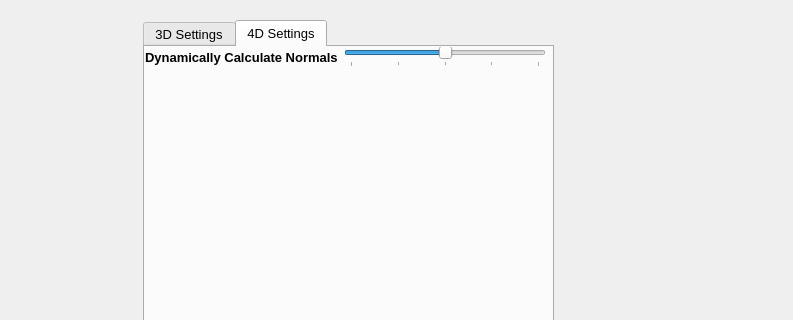
Above: src/Viewport.ui from Luminic/NWAPW_RayTracer before the change; both pictures show x 487 to 1280 and y 0 to 320 of the 1280 by 640 pixel window. Below: the same form after it.
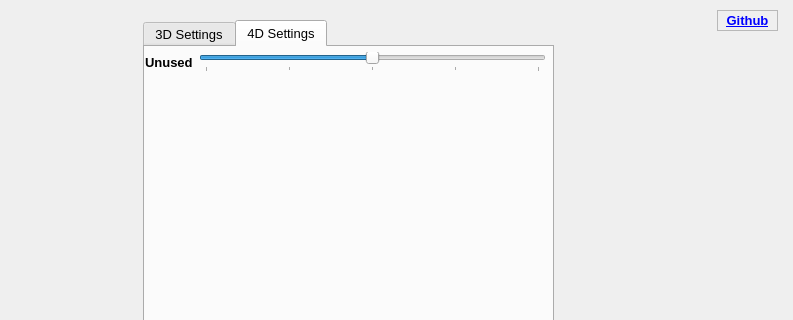
That is the form after the change. The open tabs and pages were chosen to show the change.

Diff of the .ui file:
```diff
--- a/src/Viewport.ui
+++ b/src/Viewport.ui
@@ -10,6 +10,11 @@
     <height>640</height>
    </rect>
   </property>
+  <property name="font">
+   <font>
+    <pointsize>10</pointsize>
+   </font>
+  </property>
   <property name="windowTitle">
    <string>Form</string>
   </property>
@@ -38,6 +43,9 @@
      <pointsize>10</pointsize>
     </font>
    </property>
+   <property name="autoFillBackground">
+    <bool>true</bool>
+   </property>
    <property name="currentIndex">
     <number>1</number>
    </property>
@@ -89,26 +97,15 @@
        <x>0</x>
        <y>0</y>
        <width>401</width>
-       <height>551</height>
+       <height>541</height>
       </rect>
      </property>
-     <layout class="QFormLayout" name="formLayout_2">
-      <item row="0" column="0">
-       <widget class="QLabel" name="label_2">
-        <property name="font">
-         <font>
-          <pointsize>10</pointsize>
-          <weight>75</weight>
-          <bold>true</bold>
-         </font>
-        </property>
-        <property name="text">
-         <string>Dynamically Calculate Normals</string>
-        </property>
-       </widget>
-      </item>
+     <layout class="QFormLayout" name="formLayout4D">
+      <property name="topMargin">
+       <number>5</number>
+      </property>
       <item row="0" column="1">
-       <widget class="QSlider" name="dynNormals4DSlider">
+       <widget class="QSlider" name="unused4DSlider">
         <property name="minimum">
          <number>-2</number>
         </property>
@@ -126,10 +123,63 @@
         </property>
        </widget>
       </item>
+      <item row="0" column="0">
+       <widget class="QLabel" name="label_2">
+        <property name="font">
+         <font>
+          <pointsize>10</pointsize>
+          <weight>75</weight>
+          <bold>true</bold>
+         </font>
+        </property>
+        <property name="text">
+         <string>Unused</string>
+        </property>
+       </widget>
+      </item>
      </layout>
     </widget>
    </widget>
   </widget>
+  <widget class="QLabel" name="githubLink">
+   <property name="geometry">
+    <rect>
+     <x>1204</x>
+     <y>10</y>
+     <width>61</width>
+     <height>21</height>
+    </rect>
+   </property>
+   <property name="font">
+    <font>
+     <underline>false</underline>
+    </font>
+   </property>
+   <property name="autoFillBackground">
+    <bool>true</bool>
+   </property>
+   <property name="frameShape">
+    <enum>QFrame::StyledPanel</enum>
+   </property>
+   <property name="lineWidth">
+    <number>1</number>
+   </property>
+   <property name="midLineWidth">
+    <number>1</number>
+   </property>
+   <property name="text">
+    <string>&lt;html&gt;&lt;head/&gt;&lt;body&gt;&lt;p&gt;&lt;a href=&quot;https://github.com/Luminic/NWAPW_RayTracer&quot;&gt;&lt;span style=&quot; font-weight:600; text-decoration: underline; color:#0000ff;&quot;&gt;Github&lt;/span&gt;&lt;/a&gt;&lt;/p&gt;&lt;/body&gt;&lt;/html&gt;</string>
+   </property>
+   <property name="alignment">
+    <set>Qt::AlignCenter</set>
+   </property>
+   <property name="openExternalLinks">
+    <bool>true</bool>
+   </property>
+   <property name="textInteractionFlags">
+    <set>Qt::TextBrowserInteraction</set>
+   </property>
+  </widget>
  </widget>
  <resources/>
  <connections/>
```
Left out of the diff: 14 changed lines with no effect on the pictures.
